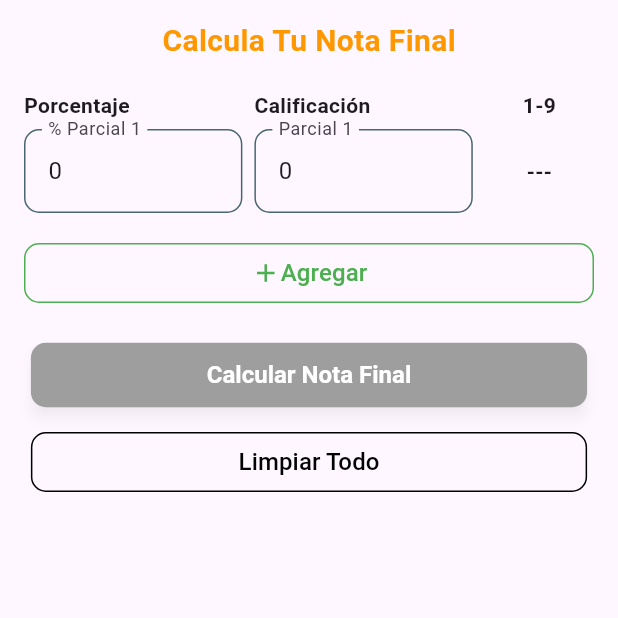
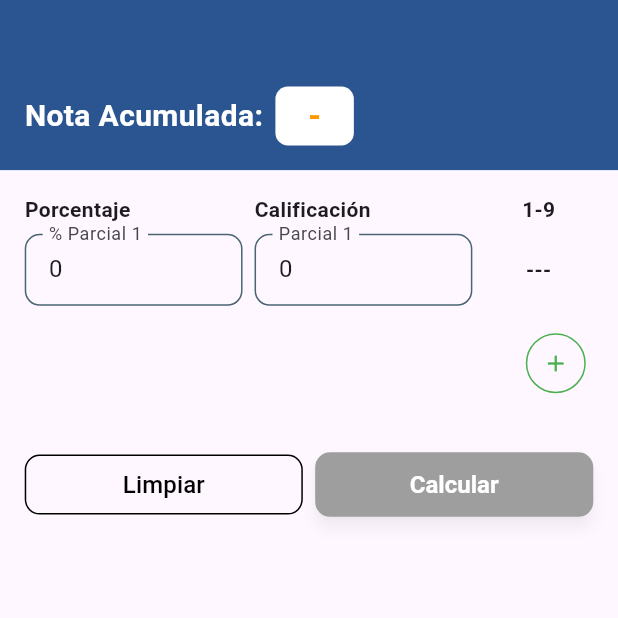
Before and after one commit to dylanroman03/CalculadoraUNET, a Flutter app: the screen it shows after launch, on a phone screen of 412 x 824 dp, the top half of it. Run offline on Flutter 3.47's test engine with Material 3 defaults, Android fonts, the phone set to English and light mode, and no system bars.

Commit message:
:lipstick: feat(ui): improve UI

```diff
--- a/lib/UI/app_theme.dart
+++ b/lib/UI/app_theme.dart
@@ -7,7 +7,7 @@ class AppTheme {
   static const Color background = Color(0xFFF2F3F8);
   static const Color nearlyDarkBlue = Color(0xFF2633C5);
 
-  static const Color nearlyBlue = Color(0xFF00B6F0);
+  static const Color nearlyBlue = Color(0xFF2b5590);
   static const Color nearlyRed = Color.fromRGBO(239, 83, 80, 1);
   static const Color nearlyBlack = Color(0xFF213333);
   static const Color grey = Color(0xFF3A5160);
--- a/lib/UI/components/rounded_input_decoration.dart
+++ b/lib/UI/components/rounded_input_decoration.dart
@@ -9,7 +9,7 @@ class RoundedInputDecoration extends InputDecoration {
   @override
   InputBorder? get enabledBorder => OutlineInputBorder(
         borderSide: BorderSide(
-          color: isError ? Colors.red : AppTheme.lightText,
+          color: isError ? AppTheme.nearlyRed : AppTheme.lightText,
         ),
         borderRadius: const BorderRadius.all(Radius.circular(10)),
       );
@@ -17,14 +17,14 @@ class RoundedInputDecoration extends InputDecoration {
   @override
   InputBorder? get focusedBorder => OutlineInputBorder(
         borderSide: BorderSide(
-          color: isError ? Colors.red : Colors.blue,
+          color: isError ? AppTheme.nearlyRed : AppTheme.nearlyBlue,
         ),
         borderRadius: const BorderRadius.all(Radius.circular(10)),
       );
 
   @override
   TextStyle? get labelStyle => TextStyle(
-        color: isError ? Colors.red : null,
+        color: isError ? AppTheme.nearlyRed : null,
       );
 
   @override
--- a/lib/UI/screens/total_screen/total_screen.dart
+++ b/lib/UI/screens/total_screen/total_screen.dart
@@ -119,7 +119,10 @@ class _TotalScreenState extends State<TotalScreen> {
           .where((threshold) => threshold > _finalGrade!)
           .map((threshold) {
         return howLeftTo(
-            _finalGrade!, threshold, 100 - weights.reduce((a, b) => a + b));
+          _finalGrade!,
+          threshold,
+          100 - weights.reduce((a, b) => a + b),
+        );
       }).toList();
 
       setState(() {
@@ -142,55 +145,76 @@ class _TotalScreenState extends State<TotalScreen> {
     Size size = MediaQuery.of(context).size;
 
     return Scaffold(
-      body: SafeArea(
-        child: Padding(
-          padding: const EdgeInsets.symmetric(horizontal: 16),
-          child: Column(
+      body: Column(
         mainAxisSize: MainAxisSize.min,
         children: [
-              const SizedBox(height: 13),
+          Container(
+            color: AppTheme.nearlyBlue,
+            padding: EdgeInsets.all(size.width * 0.04),
+            child: Column(
+              children: [
+                SizedBox(height: size.height * 0.05),
+                Row(
+                  children: [
                     const Text(
-                "Calcula Tu Nota Final",
+                      "Nota Acumulada:",
                       style: TextStyle(
                         fontSize: 20,
+                        fontWeight: FontWeight.bold,
+                        color: Colors.white,
+                      ),
+                    ),
+                    SizedBox(width: size.width * 0.02),
+                    Container(
+                      decoration: BoxDecoration(
+                        color: Colors.white,
+                        borderRadius: BorderRadius.circular(size.width * 0.02),
+                      ),
+                      padding: EdgeInsets.symmetric(
+                        horizontal: size.width * 0.025,
+                        vertical: size.height * 0.005,
+                      ),
+                      child: Text(
+                        _finalGrade != null
+                            ? _finalGrade!.toStringAsFixed(2)
+                            : "  -  ",
+                        style: const TextStyle(
+                          fontSize: 22,
                           fontWeight: FontWeight.bold,
                           color: Colors.orange,
                         ),
                       ),
-              const SizedBox(height: 18),
-              if (_finalGrade != null) ...[
-                Row(
-                  children: [
-                    Text(
-                      "Nota Final: ${_finalGrade!.toStringAsFixed(2)}",
-                      style: const TextStyle(
-                        fontSize: 18,
-                        fontWeight: FontWeight.bold,
-                        color: Colors.green,
-                      ),
+                    )
+                  ],
                 ),
               ],
             ),
-                const SizedBox(height: 20),
-              ],
+          ),
+          Padding(
+            padding: EdgeInsets.symmetric(
+              horizontal: size.width * 0.04,
+              vertical: size.height * 0.02,
+            ),
+            child: Column(
+              children: [
                 _buildHeaderRow(),
                 ..._inputRows
                     .asMap()
                     .entries
                     .map((entry) => _buildInputRow(entry.value, entry.key)),
-              const SizedBox(height: 10),
+                SizedBox(height: size.height * 0.01),
                 _buildActionButtons(),
-              const SizedBox(height: 20),
+                SizedBox(height: size.height * 0.04),
                 if (_isPercentageExceeded) ...[
-                const Row(
+                  Row(
                     children: [
-                    Icon(
+                      const Icon(
                         Icons.error_outline,
                         color: Colors.red,
                         weight: 10,
                       ),
-                    SizedBox(width: 8),
-                    Text(
+                      SizedBox(width: size.width * 0.02),
+                      const Text(
                         "La suma de los porcentajes excede 100%",
                         style: TextStyle(
                           color: Colors.red,
@@ -198,22 +222,33 @@ class _TotalScreenState extends State<TotalScreen> {
                       ),
                     ],
                   ),
-                const SizedBox(height: 10),
+                  SizedBox(height: size.height * 0.01),
                 ],
-              _buildCalculateButton(size),
-              const SizedBox(height: 10),
-              _buildClearButton(size),
-              const SizedBox(height: 20),
+                Row(
+                  mainAxisAlignment: MainAxisAlignment.spaceBetween,
+                  children: [
+                    Expanded(
+                      flex: 1,
+                      child: _buildClearButton(size),
+                    ),
+                    SizedBox(width: size.width * 0.02),
+                    Expanded(
+                      flex: 1,
+                      child: _buildCalculateButton(size),
+                    ),
+                  ],
+                ),
+                SizedBox(height: size.height * 0.02),
                 if (_gradesNeeded.isNotEmpty)
                   Column(
                     crossAxisAlignment: CrossAxisAlignment.start,
                     children: [
-                    const Row(
+                      Row(
                         children: [
                           Text(
                             "Cuánto falta para cada nota:",
                             style: TextStyle(
-                            fontSize: 16,
+                              fontSize: size.width * 0.04,
                               fontWeight: FontWeight.bold,
                             ),
                           ),
@@ -228,7 +263,7 @@ class _TotalScreenState extends State<TotalScreen> {
                           return Text(
                             "Para $threshold necesitas: ${value == 0 ? "Fuera de la escala" : value}",
                             style: TextStyle(
-                            fontSize: 17,
+                              fontSize: size.width * 0.045,
                               color: value == 0 ? Colors.red : Colors.black,
                             ),
                           );
@@ -238,7 +273,8 @@ class _TotalScreenState extends State<TotalScreen> {
                   ),
               ],
             ),
-        ),
+          )
+        ],
       ),
     );
   }
@@ -287,6 +323,10 @@ class _TotalScreenState extends State<TotalScreen> {
                 isError: controllers["percentageError"],
               ).copyWith(
                 labelText: "% Parcial ${index + 1}",
+                contentPadding: const EdgeInsets.symmetric(
+                  vertical: 8,
+                  horizontal: 12,
+                ),
               ),
               keyboardType: TextInputType.number,
               onChanged: (_) => _validateInputs(),
@@ -301,6 +341,10 @@ class _TotalScreenState extends State<TotalScreen> {
                 isError: controllers["calificationError"],
               ).copyWith(
                 labelText: "Parcial ${index + 1}",
+                contentPadding: const EdgeInsets.symmetric(
+                  vertical: 8,
+                  horizontal: 12,
+                ),
               ),
               keyboardType: TextInputType.number,
               onChanged: (_) => _validateInputs(),
@@ -327,23 +371,24 @@ class _TotalScreenState extends State<TotalScreen> {
 
   Widget _buildActionButtons() {
     return Row(
-      mainAxisAlignment: MainAxisAlignment.end,
       children: [
+        const Expanded(
+          flex: 5,
+          child: SizedBox(),
+        ),
+        if (_inputRows.length > 1)
+          _buildOutlinedButton(
+            onPressed: _removeInputRow,
+            color: Colors.red,
+            icon: Icons.remove,
+            label: "Eliminar",
+          ),
         if (_inputRows.length < 4)
           _buildOutlinedButton(
             onPressed: _addInputRow,
             color: Colors.green,
             icon: Icons.add,
             label: "Agregar",
-          ),
-        if (_inputRows.length > 1 && _inputRows.length < 4)
-          const SizedBox(width: 8),
-        if (_inputRows.length > 1)
-          _buildOutlinedButton(
-            onPressed: _removeInputRow,
-            color: Colors.red,
-            icon: Icons.remove,
-            label: "Eliminar",
           ),
       ],
     );
@@ -355,28 +400,18 @@ class _TotalScreenState extends State<TotalScreen> {
     required IconData icon,
     required String label,
   }) {
-    return Expanded(
-      flex: 1,
+    return SizedBox(
+      width: 50,
       child: OutlinedButton(
         onPressed: onPressed,
         style: OutlinedButton.styleFrom(
           side: BorderSide(color: color),
-          shape: RoundedRectangleBorder(
-            borderRadius: BorderRadius.circular(10),
+          shape: const CircleBorder(),
+          padding: EdgeInsets.zero,
         ),
-        ),
-        child: Padding(
-          padding: const EdgeInsets.symmetric(horizontal: 16, vertical: 4),
-          child: Row(
-            mainAxisAlignment: MainAxisAlignment.center,
-            children: [
-              Icon(icon, color: color, size: 20),
-              Text(
-                label,
-                style: TextStyle(fontSize: 16, color: color),
-              ),
-            ],
-          ),
+        child: Icon(
+          icon,
+          color: color,
         ),
       ),
     );
@@ -392,7 +427,7 @@ class _TotalScreenState extends State<TotalScreen> {
         child: const Padding(
           padding: EdgeInsets.symmetric(horizontal: 16, vertical: 4),
           child: Text(
-            "Calcular Nota Final",
+            "Calcular",
             style: TextStyle(
               fontSize: 16,
               color: Colors.white,
@@ -429,7 +464,7 @@ class _TotalScreenState extends State<TotalScreen> {
         child: const Padding(
           padding: EdgeInsets.symmetric(horizontal: 16, vertical: 4),
           child: Text(
-            "Limpiar Todo",
+            "Limpiar",
             style: TextStyle(fontSize: 16, color: Colors.black),
           ),
         ),
```
Lines whose indentation alone changed are shown as unchanged.
